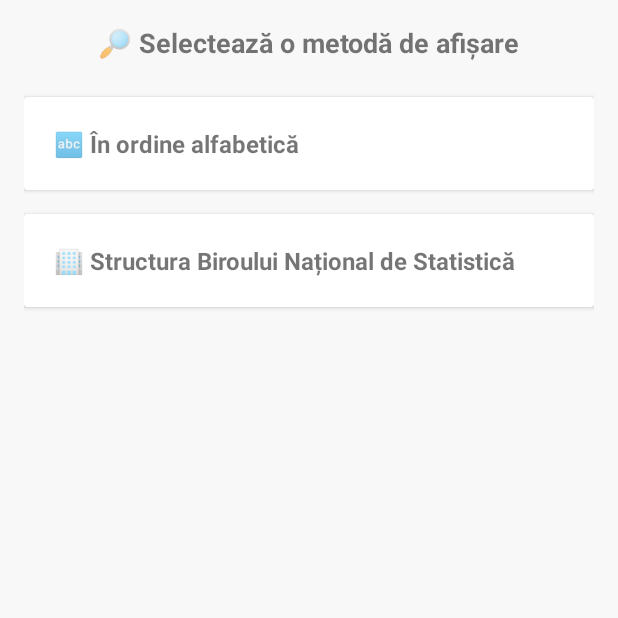
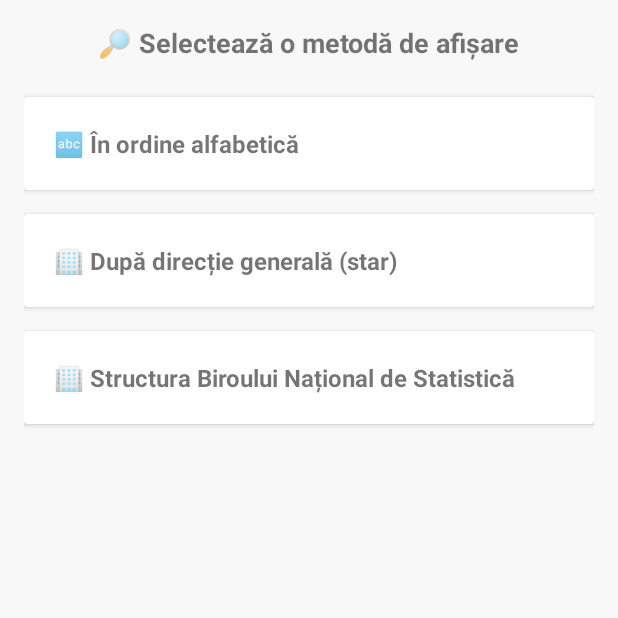
Before and after one commit to androidacvtivity/StatDataExplorer, an Android app: the EmployeeMenuActivity screen opened directly, with no data from a screen before it, on a phone screen of 412 x 824 dp, the top half of it. Run offline under Robolectric (Android 15) with nearby library versions, the phone set to English and light mode, and no system bars.

Commit message:
searchCompany #130

```diff
--- a/app/src/main/java/com/bancusoft/statdataexplorer/activities/EmployeeMenuActivity.java
+++ b/app/src/main/java/com/bancusoft/statdataexplorer/activities/EmployeeMenuActivity.java
@@ -15,16 +15,18 @@ public class EmployeeMenuActivity extends AppCompatActivity {
         super.onCreate(savedInstanceState);
         setContentView(R.layout.activity_employee_menu);
 
+// Analizeaza cum se deschid datele personale ale angajatului cand fac click pe fiecare.
+// Se afiseaza identic ?
 
 
         findViewById(R.id.cardAlpha).setOnClickListener(v ->
                 startActivity(new Intent(this, EmployeesListActivity.class))
         );
 
-//        findViewById(R.id.cardStar).setOnClickListener(v ->
-//
-//                startActivity(new Intent(this, StarListActivity.class))
-//        );
+        findViewById(R.id.cardStar).setOnClickListener(v ->
+
+               startActivity(new Intent(this, StarListActivity.class))
+       );
 
         findViewById(R.id.cardDepart).setOnClickListener(v ->
                 startActivity(new Intent(this, StructBnsActivity.class))
--- a/app/src/main/res/layout/activity_employee_menu.xml
+++ b/app/src/main/res/layout/activity_employee_menu.xml
@@ -39,24 +39,24 @@
                 android:textStyle="bold" />
         </androidx.cardview.widget.CardView>
 
-        <!-- Opțiunea 2: După direcție generală -->
-<!--        <androidx.cardview.widget.CardView-->
-<!--            android:id="@+id/cardStar"-->
-<!--            android:layout_width="match_parent"-->
-<!--            android:layout_height="wrap_content"-->
-<!--            android:layout_marginBottom="16dp"-->
-<!--            android:clickable="true"-->
-<!--            android:focusable="true"-->
-<!--            android:elevation="4dp">-->
+<!--         Opțiunea 2: După direcție generală-->
+        <androidx.cardview.widget.CardView
+            android:id="@+id/cardStar"
+            android:layout_width="match_parent"
+            android:layout_height="wrap_content"
+            android:layout_marginBottom="16dp"
+            android:clickable="true"
+            android:focusable="true"
+            android:elevation="4dp">
 
-<!--            <TextView-->
-<!--                android:layout_width="match_parent"-->
-<!--                android:layout_height="wrap_content"-->
-<!--                android:padding="20dp"-->
-<!--                android:text="🏢 După direcție generală (star)"-->
-<!--                android:textSize="16sp"-->
-<!--                android:textStyle="bold" />-->
-<!--        </androidx.cardview.widget.CardView>-->
+            <TextView
+                android:layout_width="match_parent"
+                android:layout_height="wrap_content"
+                android:padding="20dp"
+                android:text="🏢 După direcție generală (star)"
+                android:textSize="16sp"
+                android:textStyle="bold" />
+        </androidx.cardview.widget.CardView>
 
         <!-- Opțiunea 3: După direcție -->
         <androidx.cardview.widget.CardView
```
Also changed, not shown: 1 other file.
